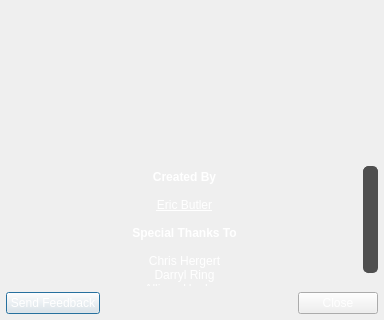
This is src/Synapse.QtClient/qt-gui/AboutDialog.ui in codebutler/synapse as Qt 5 draws it before an edit; both pictures show x 0 to 384 and y 172 to 492 of the 384 by 492 pixel window. The edited form follows.
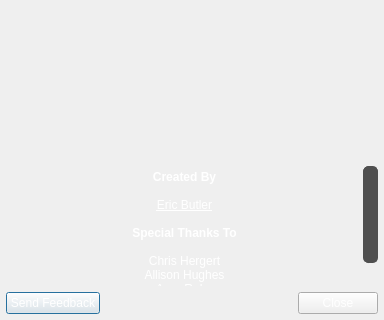
This is the edited form. Icons and pictures are not drawn.

What changed in the file:
```diff
--- a/src/Synapse.QtClient/qt-gui/AboutDialog.ui
+++ b/src/Synapse.QtClient/qt-gui/AboutDialog.ui
@@ -136,8 +136,9 @@
 &lt;p align="center" style=" margin-top:0px; margin-bottom:0px; margin-left:0px; margin-right:0px; -qt-block-indent:0; text-indent:0px;">&lt;span style=" font-weight:600;">Special Thanks To&lt;/span>&lt;/p>
 &lt;p align="center" style="-qt-paragraph-type:empty; margin-top:0px; margin-bottom:0px; margin-left:0px; margin-right:0px; -qt-block-indent:0; text-indent:0px; font-weight:600;">&lt;/p>
 &lt;p align="center" style=" margin-top:0px; margin-bottom:0px; margin-left:0px; margin-right:0px; -qt-block-indent:0; text-indent:0px; font-weight:600;">&lt;span style=" font-weight:400;">Chris Hergert&lt;/span>&lt;/p>
-&lt;p align="center" style=" margin-top:0px; margin-bottom:0px; margin-left:0px; margin-right:0px; -qt-block-indent:0; text-indent:0px;">Darryl Ring&lt;/p>
-&lt;p align="center" style=" margin-top:0px; margin-bottom:0px; margin-left:0px; margin-right:0px; -qt-block-indent:0; text-indent:0px;">Allison Hughes&lt;/p>&lt;/body>&lt;/html></string>
+&lt;p align="center" style=" margin-top:0px; margin-bottom:0px; margin-left:0px; margin-right:0px; -qt-block-indent:0; text-indent:0px;">Allison Hughes&lt;/p>
+&lt;p align="center" style=" margin-top:0px; margin-bottom:0px; margin-left:0px; margin-right:0px; -qt-block-indent:0; text-indent:0px;">Arno Rehn&lt;/p>
+&lt;p align="center" style=" margin-top:0px; margin-bottom:0px; margin-left:0px; margin-right:0px; -qt-block-indent:0; text-indent:0px;">Darryl Ring&lt;/p>&lt;/body>&lt;/html></string>
      </property>
     </widget>
    </item>
```
